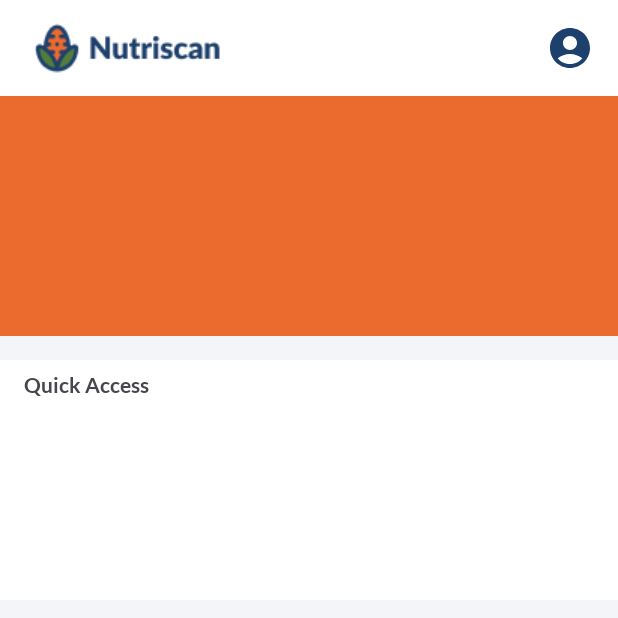
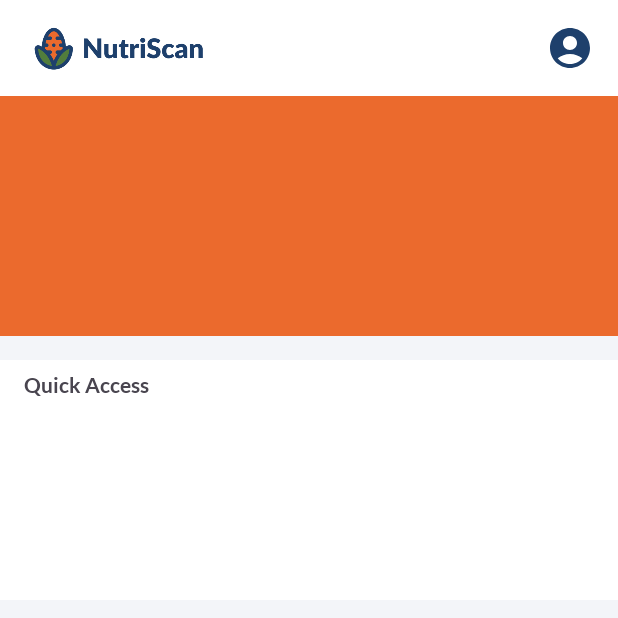
Before and after one commit to C23-PS106/NutriScan, an Android app: the MainActivity screen opened directly, with no data from a screen before it, on a phone screen of 412 x 824 dp, the top half of it. Run offline under Robolectric (Android 15) with nearby library versions, the phone set to English and light mode, and no system bars; libraries missing offline, so code that uses them is left out: org.tensorflow.lite; 13 statements that could not run were skipped.

Commit message:
fix logo

```diff
--- a/NutriScan/app/src/main/java/com/c23ps160/nutriscan/ProfileActivity.kt
+++ b/NutriScan/app/src/main/java/com/c23ps160/nutriscan/ProfileActivity.kt
@@ -32,6 +32,7 @@ class ProfileActivity : AppCompatActivity() {
 
         val backIcon: ImageView = findViewById(R.id.backicon)
         backIcon.setOnClickListener {
+            startActivity(Intent(this, MainActivity::class.java))
             finish()
         }
 //        val button2: Button = findViewById(R.id.button2)
--- a/NutriScan/app/src/main/res/layout/activity_main.xml
+++ b/NutriScan/app/src/main/res/layout/activity_main.xml
@@ -106,8 +106,8 @@
 
             <ImageView
                 android:id="@+id/logo"
-                android:layout_width="wrap_content"
-                android:layout_height="wrap_content"
+                android:layout_width="120dp"
+                android:layout_height="40dp"
                 android:layout_gravity="start"
                 android:src="@drawable/logo_app" />
 
```
Also changed, not shown: NutriScan/app/src/main/res/drawable/logo_app.png.
